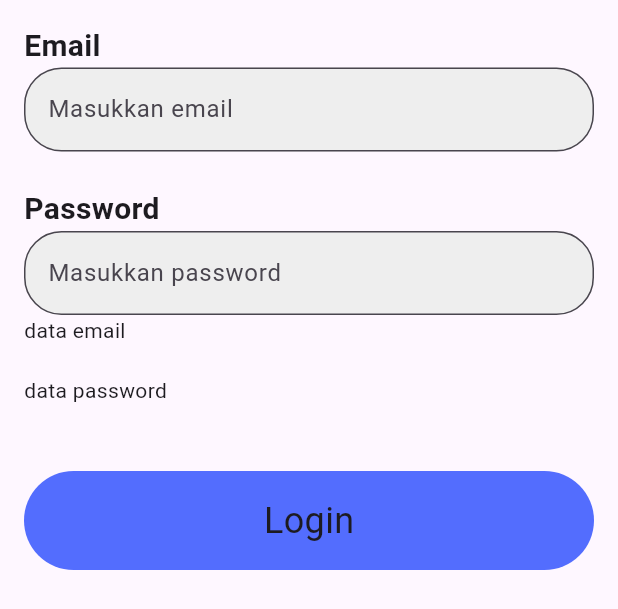
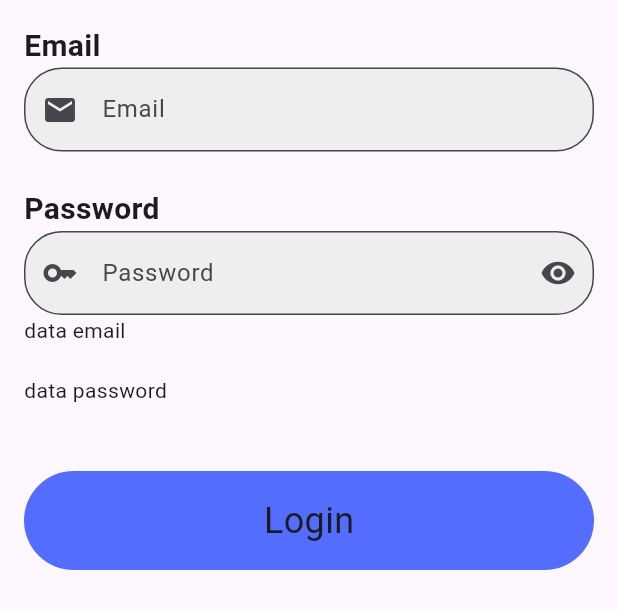
Before and after one commit to Habibieproject/ppkd_b_1, a Flutter app: the TextFieldScreen widget shown alone on an empty page, opened directly, on a phone screen of 412 x 824 dp. Shown: the top 609 px of the screen. Run offline on Flutter 3.47's test engine with Material 3 defaults, Android fonts, the light colour scheme and no system bars.

Commit message:
Input : Textfield

```diff
--- a/lib/views/main/stack/widgets/input/textfield.dart
+++ b/lib/views/main/stack/widgets/input/textfield.dart
@@ -20,7 +20,7 @@ class _TextFieldScreenState extends State<TextFieldScreen> {
           textField("email", controller: _emailController),
           SizedBox(height: 24,),
           titleField("Password"),
-          textField("password", controller: _passwordController),
+          textField("password", controller: _passwordController,isPassword: true),
 
 Row(
   children: [
@@ -40,7 +40,7 @@ Row(
 
         width: double.infinity,
         decoration: BoxDecoration(
-      color: Colors.indigoAccent,
+      color:_emailController.text.length>10?Colors.red: Colors.indigoAccent,
       borderRadius: BorderRadius.circular(50)),
 
         child: Row(
@@ -54,7 +54,7 @@ Row(
     );
   }
 
-  TextField textField(String hintext, {required TextEditingController controller}) {
+  TextField textField(String hintext, {required TextEditingController controller,bool isPassword = false}) {
     return TextField(
       controller: controller,
       onChanged: (value) {
@@ -62,13 +62,20 @@ Row(
 
         });
       },
+      obscuringCharacter: "x",
+      obscureText: isPassword,
+      style: TextStyle(),
+      keyboardType: TextInputType.name,
           decoration: InputDecoration(
             filled: true,
             fillColor: Colors.grey[200],
             border: OutlineInputBorder(
               borderRadius: BorderRadius.circular(25)
             ),
-            hintText: "Masukkan $hintext"
+            hintText: "Masukkan $hintext",
+            labelText: isPassword? "Password":"Email",
+            prefixIcon: isPassword? Icon(Icons.key):Icon(Icons.email),
+            suffixIcon: isPassword? Icon(Icons.visibility):null
           ),
         );
   }
```
